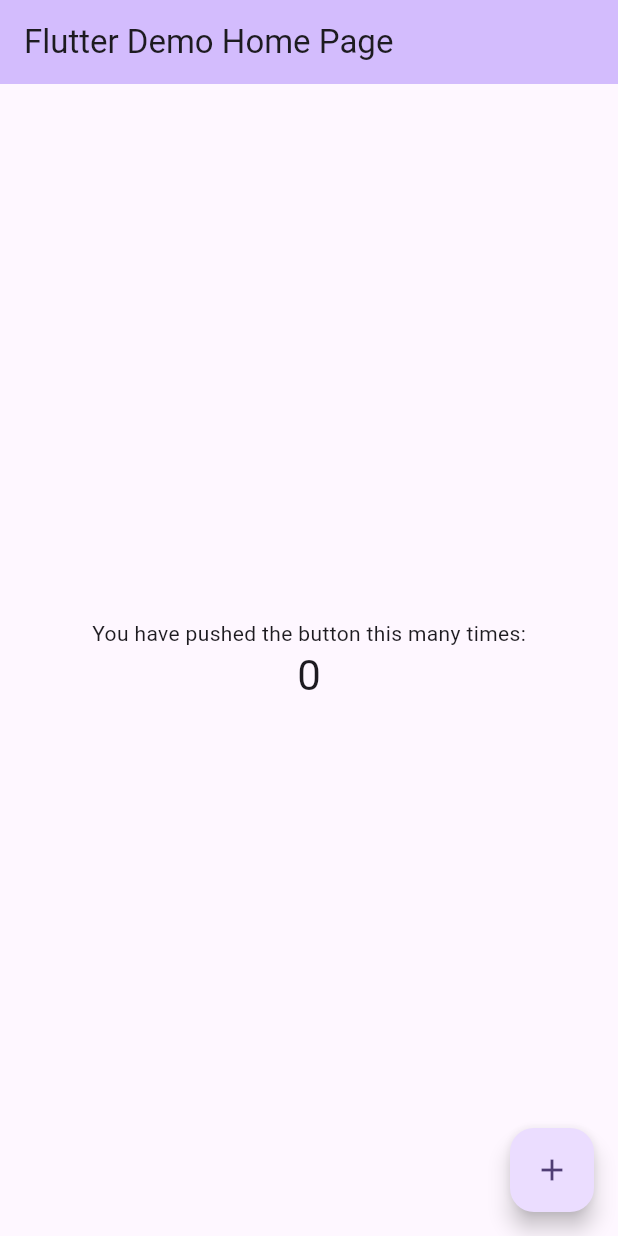
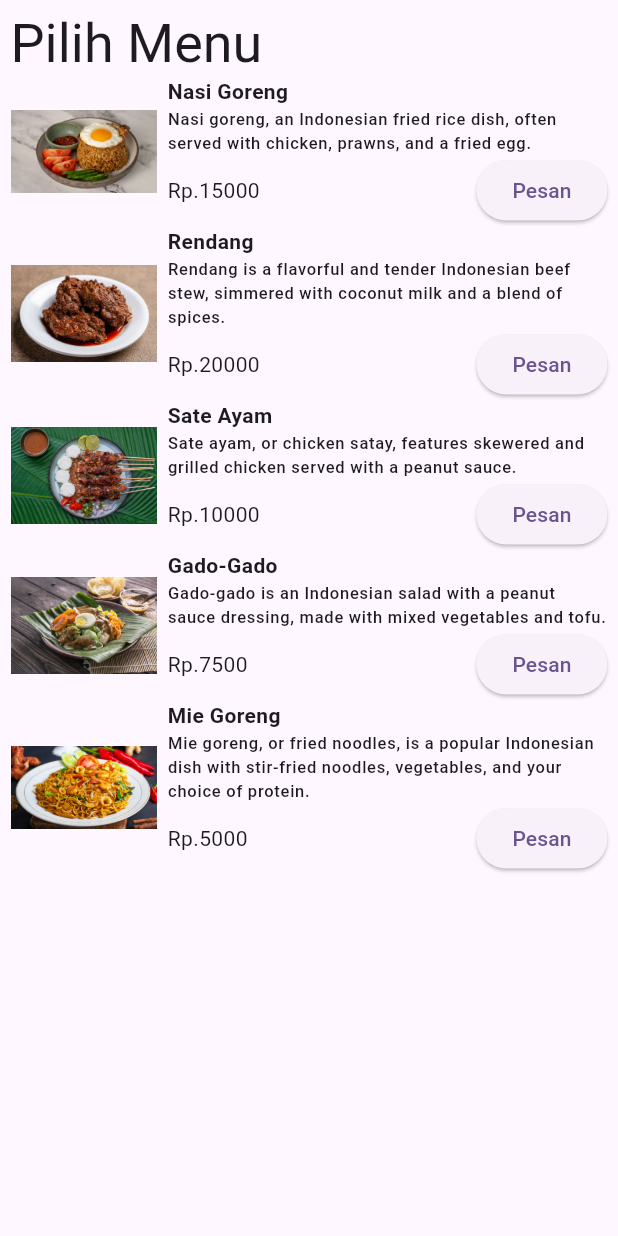
Before and after one commit to stnDinus/sa_pbb_menu, a Flutter app: the screen it shows after launch, on a phone screen of 412 x 824 dp. Run offline on Flutter 3.47's test engine with Material 2 defaults, Android fonts, the light colour scheme and no system bars.

Commit message:
feat: working

```diff
--- /dev/null
+++ b/lib/data.dart
@@ -0,0 +1,38 @@
+class ItemMenu {
+  String nama, deskripsi, linkGambar;
+  int harga;
+  ItemMenu(this.nama, this.deskripsi, this.linkGambar, this.harga);
+}
+
+List<ItemMenu> menuImitasi = [
+  ItemMenu(
+    "Nasi Goreng",
+    "Nasi goreng, an Indonesian fried rice dish, often served with chicken, prawns, and a fried egg.",
+    "assets/nasi-goreng.webp",
+    15000,
+  ),
+  ItemMenu(
+    "Rendang",
+    "Rendang is a flavorful and tender Indonesian beef stew, simmered with coconut milk and a blend of spices.",
+    "assets/rendang.jpg",
+    20000,
+  ),
+  ItemMenu(
+    "Sate Ayam",
+    "Sate ayam, or chicken satay, features skewered and grilled chicken served with a peanut sauce.",
+    "assets/sate-ayam.jpg",
+    10000,
+  ),
+  ItemMenu(
+    "Gado-Gado",
+    "Gado-gado is an Indonesian salad with a peanut sauce dressing, made with mixed vegetables and tofu.",
+    "assets/gado-gado.jpg",
+    7500,
+  ),
+  ItemMenu(
+    "Mie Goreng",
+    "Mie goreng, or fried noodles, is a popular Indonesian dish with stir-fried noodles, vegetables, and your choice of protein.",
+    "assets/mie-goreng.jpg",
+    5000,
+  ),
+];
--- /dev/null
+++ b/lib/halaman_menu.dart
@@ -0,0 +1,59 @@
+import 'package:flutter/material.dart';
+import 'package:sa_ppb_menu/data.dart';
+import 'package:sa_ppb_menu/halaman_item.dart';
+
+class HalamanMenu extends StatelessWidget {
+  final List<ItemMenu> menuImitasi;
+
+  const HalamanMenu({super.key, required this.menuImitasi});
+  @override
+  Widget build(BuildContext context) => Scaffold(
+          body: Padding(
+        padding: EdgeInsets.all(7),
+        child: ListView(children: [
+          Text("Pilih Menu", style: Theme.of(context).textTheme.displaySmall),
+          ...menuImitasi
+              .map((item) => Hero(
+                  tag: item.hashCode,
+                  child: Material(
+                      child: Row(children: [
+                    Expanded(
+                        flex: 1,
+                        child: Image.asset(
+                          item.linkGambar,
+                        )),
+                    const SizedBox(width: 7),
+                    Expanded(
+                        flex: 3,
+                        child: Column(
+                            crossAxisAlignment: CrossAxisAlignment.start,
+                            children: [
+                              Text(
+                                item.nama,
+                                style: const TextStyle(
+                                    fontWeight: FontWeight.bold),
+                              ),
+                              Text(
+                                item.deskripsi,
+                                style: Theme.of(context).textTheme.labelSmall,
+                              ),
+                              Row(
+                                  mainAxisAlignment:
+                                      MainAxisAlignment.spaceBetween,
+                                  children: [
+                                    Text("Rp.${item.harga}"),
+                                    ElevatedButton(
+                                        onPressed: () {
+                                          Navigator.of(context).push(
+                                              MaterialPageRoute(
+                                                  builder: (context) =>
+                                                      HalamanItem(item: item)));
+                                        },
+                                        child: const Text("Pesan")),
+                                  ]),
+                            ]))
+                  ]))))
+              .toList()
+        ]),
+      ));
+}
--- a/lib/main.dart
+++ b/lib/main.dart
@@ -1,4 +1,6 @@
 import 'package:flutter/material.dart';
+import 'package:sa_ppb_menu/data.dart';
+import 'package:sa_ppb_menu/halaman_menu.dart';
 
 void main() {
   runApp(const MyApp());
@@ -12,114 +14,12 @@ class MyApp extends StatelessWidget {
   Widget build(BuildContext context) {
     return MaterialApp(
       title: 'Flutter Demo',
+      debugShowCheckedModeBanner: false,
       theme: ThemeData(
-        // This is the theme of your application.
-        //
-        // TRY THIS: Try running your application with "flutter run". You'll see
-        // the application has a blue toolbar. Then, without quitting the app,
-        // try changing the seedColor in the colorScheme below to Colors.green
-        // and then invoke "hot reload" (save your changes or press the "hot
-        // reload" button in a Flutter-supported IDE, or press "r" if you used
-        // the command line to start the app).
-        //
-        // Notice that the counter didn't reset back to zero; the application
-        // state is not lost during the reload. To reset the state, use hot
-        // restart instead.
-        //
-        // This works for code too, not just values: Most code changes can be
-        // tested with just a hot reload.
         colorScheme: ColorScheme.fromSeed(seedColor: Colors.deepPurple),
         useMaterial3: true,
       ),
-      home: const MyHomePage(title: 'Flutter Demo Home Page'),
+      home: HalamanMenu(menuImitasi: menuImitasi),
     );
   }
 }
-
-class MyHomePage extends StatefulWidget {
-  const MyHomePage({super.key, required this.title});
-
-  // This widget is the home page of your application. It is stateful, meaning
-  // that it has a State object (defined below) that contains fields that affect
-  // how it looks.
-
-  // This class is the configuration for the state. It holds the values (in this
-  // case the title) provided by the parent (in this case the App widget) and
-  // used by the build method of the State. Fields in a Widget subclass are
-  // always marked "final".
-
-  final String title;
-
-  @override
-  State<MyHomePage> createState() => _MyHomePageState();
-}
-
-class _MyHomePageState extends State<MyHomePage> {
-  int _counter = 0;
-
-  void _incrementCounter() {
-    setState(() {
-      // This call to setState tells the Flutter framework that something has
-      // changed in this State, which causes it to rerun the build method below
-      // so that the display can reflect the updated values. If we changed
-      // _counter without calling setState(), then the build method would not be
-      // called again, and so nothing would appear to happen.
-      _counter++;
-    });
-  }
-
-  @override
-  Widget build(BuildContext context) {
-    // This method is rerun every time setState is called, for instance as done
-    // by the _incrementCounter method above.
-    //
-    // The Flutter framework has been optimized to make rerunning build methods
-    // fast, so that you can just rebuild anything that needs updating rather
-    // than having to individually change instances of widgets.
-    return Scaffold(
-      appBar: AppBar(
-        // TRY THIS: Try changing the color here to a specific color (to
-        // Colors.amber, perhaps?) and trigger a hot reload to see the AppBar
-        // change color while the other colors stay the same.
-        backgroundColor: Theme.of(context).colorScheme.inversePrimary,
-        // Here we take the value from the MyHomePage object that was created by
-        // the App.build method, and use it to set our appbar title.
-        title: Text(widget.title),
-      ),
-      body: Center(
-        // Center is a layout widget. It takes a single child and positions it
-        // in the middle of the parent.
-        child: Column(
-          // Column is also a layout widget. It takes a list of children and
-          // arranges them vertically. By default, it sizes itself to fit its
-          // children horizontally, and tries to be as tall as its parent.
-          //
-          // Column has various properties to control how it sizes itself and
-          // how it positions its children. Here we use mainAxisAlignment to
-          // center the children vertically; the main axis here is the vertical
-          // axis because Columns are vertical (the cross axis would be
-          // horizontal).
-          //
-          // TRY THIS: Invoke "debug painting" (choose the "Toggle Debug Paint"
-          // action in the IDE, or press "p" in the console), to see the
-          // wireframe for each widget.
-          mainAxisAlignment: MainAxisAlignment.center,
-          children: <Widget>[
-            const Text(
-              'You have pushed the button this many times:',
-            ),
-            Text(
-              '$_counter',
-              style: Theme.of(context).textTheme.headlineMedium,
-            ),
-          ],
-        ),
-      ),
-      floatingActionButton: FloatingActionButton(
-        onPressed: _incrementCounter,
-        tooltip: 'Increment',
-        child: const Icon(Icons.add),
-      ), // This trailing comma makes auto-formatting nicer for build methods.
-    );
-  }
-}
--- a/pubspec.yaml
+++ b/pubspec.yaml
@@ -59,8 +59,8 @@ flutter:
   uses-material-design: true
 
   # To add assets to your application, add an assets section, like this:
-  # assets:
-  #   - images/a_dot_burr.jpeg
+  assets:
+    - assets/
   #   - images/a_dot_ham.jpeg
 
   # An image asset can refer to one or more resolution-specific "variants", see
```
Also changed, not shown: lib/halaman_ceckout.dart (added, +39 -0 lines), lib/halaman_item.dart (added, +159 -0 lines), assets/gado-gado.jpg (added), assets/mie-goreng.jpg (added), assets/nasi-goreng.webp (added), assets/rendang.jpg (added), assets/sate-ayam.jpg (added).
